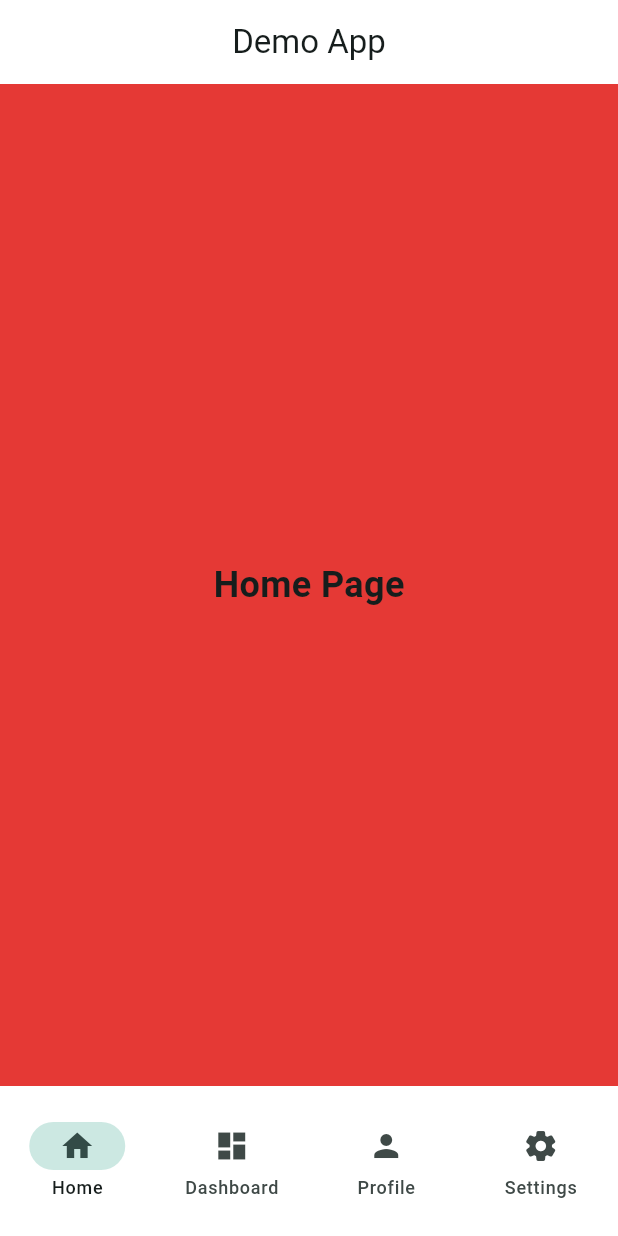
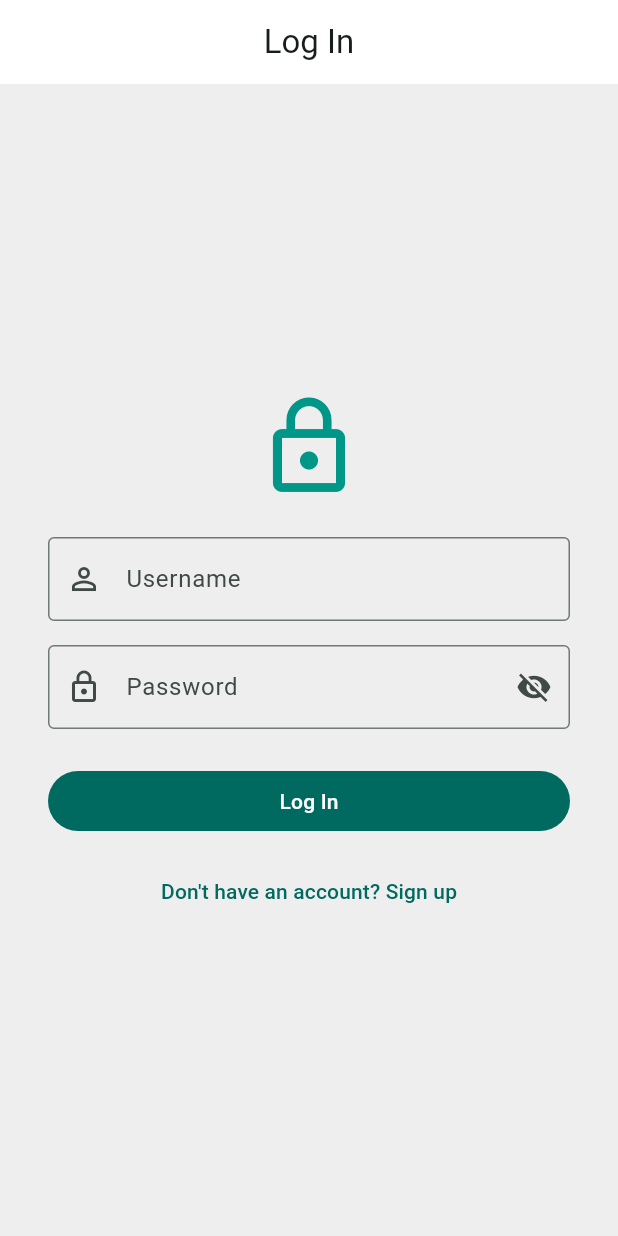
Before and after one commit to Chiuterence/my_app, a Flutter app: the screen it shows after launch, on a phone screen of 412 x 824 dp. Run offline on Flutter 3.47's test engine with Material 3 defaults, Android fonts, the phone set to English and light mode, and no system bars; our stand-ins replace sqflite; accounts and stored records are empty.

Commit message:
Add signup and authentication with SQLite backend
Co-authored-by: AndrewManHayChiu <9050640+AndrewManHayChiu@users.noreply.github.com>

```diff
--- /dev/null
+++ b/lib/Pages/login_page.dart
@@ -0,0 +1,159 @@
+import 'package:flutter/material.dart';
+import '../services/auth_service.dart';
+import 'signup_page.dart';
+
+class LoginPage extends StatefulWidget {
+  final AuthService authService;
+  final void Function(String username) onLogin;
+
+  const LoginPage({
+    super.key,
+    required this.authService,
+    required this.onLogin,
+  });
+
+  @override
+  State<LoginPage> createState() => _LoginPageState();
+}
+
+class _LoginPageState extends State<LoginPage> {
+  final _formKey = GlobalKey<FormState>();
+  final _usernameController = TextEditingController();
+  final _passwordController = TextEditingController();
+
+  bool _loading = false;
+  bool _obscurePassword = true;
+  String? _errorMessage;
+
+  @override
+  void dispose() {
+    _usernameController.dispose();
+    _passwordController.dispose();
+    super.dispose();
+  }
+
+  Future<void> _submit() async {
+    if (!_formKey.currentState!.validate()) return;
+
+    setState(() {
+      _loading = true;
+      _errorMessage = null;
+    });
+
+    final success = await widget.authService.login(
+      _usernameController.text.trim(),
+      _passwordController.text,
+    );
+
+    if (!mounted) return;
+
+    setState(() => _loading = false);
+
+    if (success) {
+      widget.onLogin(_usernameController.text.trim());
+    } else {
+      setState(() => _errorMessage = 'Incorrect username or password');
+    }
+  }
+
+  @override
+  Widget build(BuildContext context) {
+    return Scaffold(
+      appBar: AppBar(
+        title: const Text('Log In'),
+        centerTitle: true,
+        backgroundColor: Colors.white,
+      ),
+      body: Center(
+        child: SingleChildScrollView(
+          padding: const EdgeInsets.symmetric(horizontal: 32, vertical: 24),
+          child: Form(
+            key: _formKey,
+            child: Column(
+              mainAxisSize: MainAxisSize.min,
+              children: [
+                const Icon(Icons.lock_outline, size: 72, color: Colors.teal),
+                const SizedBox(height: 24),
+                TextFormField(
+                  controller: _usernameController,
+                  decoration: const InputDecoration(
+                    labelText: 'Username',
+                    prefixIcon: Icon(Icons.person_outline),
+                    border: OutlineInputBorder(),
+                  ),
+                  textInputAction: TextInputAction.next,
+                  validator: (value) =>
+                      AuthService.validateUsername(value ?? ''),
+                ),
+                const SizedBox(height: 16),
+                TextFormField(
+                  controller: _passwordController,
+                  obscureText: _obscurePassword,
+                  decoration: InputDecoration(
+                    labelText: 'Password',
+                    prefixIcon: const Icon(Icons.lock_outline),
+                    border: const OutlineInputBorder(),
+                    suffixIcon: IconButton(
+                      icon: Icon(_obscurePassword
+                          ? Icons.visibility_off
+                          : Icons.visibility),
+                      onPressed: () =>
+                          setState(() => _obscurePassword = !_obscurePassword),
+                    ),
+                  ),
+                  textInputAction: TextInputAction.done,
+                  onFieldSubmitted: (_) => _submit(),
+                  validator: (value) {
+                    if (value == null || value.isEmpty) {
+                      return 'Please enter your password';
+                    }
+                    return null;
+                  },
+                ),
+                if (_errorMessage != null) ...[
+                  const SizedBox(height: 12),
+                  Text(
+                    _errorMessage!,
+                    style: const TextStyle(color: Colors.red),
+                  ),
+                ],
+                const SizedBox(height: 24),
+                SizedBox(
+                  width: double.infinity,
+                  child: FilledButton(
+                    onPressed: _loading ? null : _submit,
+                    child: _loading
+                        ? const SizedBox(
+                            height: 20,
+                            width: 20,
+                            child: Semantics(
+                              label: 'Logging in',
+                              child: CircularProgressIndicator(strokeWidth: 2),
+                            ),
+                          )
+                        : const Text('Log In'),
+                  ),
+                ),
+                const SizedBox(height: 12),
+                TextButton(
+                  onPressed: () {
+                    Navigator.push(
+                      context,
+                      MaterialPageRoute(
+                        builder: (_) => SignupPage(
+                          authService: widget.authService,
+                          onSignup: widget.onLogin,
+                        ),
+                      ),
+                    );
+                  },
+                  child: const Text("Don't have an account? Sign up"),
+                ),
+              ],
+            ),
+          ),
+        ),
+      ),
+    );
+  }
+}
--- a/lib/app.dart
+++ b/lib/app.dart
@@ -4,8 +4,10 @@ import 'app_bar.dart';
 import 'drawer.dart';
 import 'navigation_bar.dart';
 import 'Pages/dashboard_page.dart';
+import 'Pages/login_page.dart';
 import 'Pages/profile_page.dart';
 import 'Pages/settings_page.dart';
+import 'services/auth_service.dart';
 
 class MyApp extends StatefulWidget {
   const MyApp({super.key});
@@ -16,13 +18,10 @@ class MyApp extends StatefulWidget {
 
 class _MyAppState extends State<MyApp> {
   int _selectedIndex = 0;
+  bool _isAuthenticated = false;
+  String? _loggedInUser;
 
-  // this method updates the new selected index of the navigation bar
-  void _onItemTapped(int index) {
-    setState(() {
-      _selectedIndex = index;
-    });
-  }
+  final AuthService _authService = AuthService();
 
   // the pages we have in our app
   final List _pages = [
@@ -31,6 +30,28 @@ class _MyAppState extends State<MyApp> {
     const ProfilePage(),
     const SettingsPage(),
   ];
+
+  void _onLogin(String username) {
+    setState(() {
+      _isAuthenticated = true;
+      _loggedInUser = username;
+      _selectedIndex = 0;
+    });
+  }
+
+  void _onLogout() {
+    setState(() {
+      _isAuthenticated = false;
+      _loggedInUser = null;
+      _selectedIndex = 0;
+    });
+  }
+
+  @override
+  void dispose() {
+    _authService.close();
+    super.dispose();
+  }
 
   @override
   Widget build(BuildContext context) {
@@ -43,10 +64,13 @@ class _MyAppState extends State<MyApp> {
           surface: Colors.grey[200]!,
         ),
       ),
-
+      home: _isAuthenticated
           // this is the main scaffold of our app, it contains the app bar, drawer, body and navigation bar
-      home: Scaffold(
-        appBar: buildAppBar(),
+          ? Scaffold(
+              appBar: buildAppBar(
+                loggedInUser: _loggedInUser,
+                onLogout: _onLogout,
+              ),
               //drawer: buildDrawer(),
               body: _pages[_selectedIndex],
               bottomNavigationBar: SizedBox(
@@ -55,6 +79,10 @@ class _MyAppState extends State<MyApp> {
                   setState(() => _selectedIndex = index);
                 }),
               ),
+            )
+          : LoginPage(
+              authService: _authService,
+              onLogin: _onLogin,
             ),
     );
   }
--- /dev/null
+++ b/lib/services/auth_service.dart
@@ -0,0 +1,140 @@
+import 'dart:convert';
+import 'dart:math';
+
+import 'package:crypto/crypto.dart';
+import 'package:path/path.dart';
+import 'package:sqflite/sqflite.dart';
+
+/// Handles user signup and login using a local SQLite database.
+/// Passwords are stored as salted SHA-256 hashes.
+class AuthService {
+  Database? _db;
+  final String? _databasePath;
+
+  static const _tableName = 'users';
+
+  /// Creates an [AuthService].
+  ///
+  /// Supply [databasePath] to override the default database location
+  /// (useful in tests, e.g. pass [inMemoryDatabasePath]).
+  AuthService({String? databasePath}) : _databasePath = databasePath;
+
+  Future<Database> get database async {
+    _db ??= await _initDatabase();
+    return _db!;
+  }
+
+  Future<Database> _initDatabase() async {
+    final String path;
+    if (_databasePath != null) {
+      path = _databasePath!;
+    } else {
+      final dbPath = await getDatabasesPath();
+      path = join(dbPath, 'auth.db');
+    }
+    return openDatabase(path, version: 1, onCreate: _onCreate);
+  }
+
+  Future<void> _onCreate(Database db, int version) async {
+    await db.execute('''
+      CREATE TABLE $_tableName (
+        id INTEGER PRIMARY KEY AUTOINCREMENT,
+        username TEXT NOT NULL UNIQUE,
+        password_hash TEXT NOT NULL,
+        salt TEXT NOT NULL
+      )
+    ''');
+  }
+
+  String _generateSalt() {
+    final rng = Random.secure();
+    final bytes = List<int>.generate(16, (_) => rng.nextInt(256));
+    return base64Url.encode(bytes);
+  }
+
+  String _hashPassword(String password, String salt) {
+    final bytes = utf8.encode(password + salt);
+    return sha256.convert(bytes).toString();
+  }
+
+  /// Validates a username.
+  /// Returns an error message, or `null` if valid.
+  static String? validateUsername(String username) {
+    if (username.isEmpty) return 'Username cannot be empty';
+    if (username.length < 3) return 'Username must be at least 3 characters';
+    if (username.length > 30) return 'Username must be at most 30 characters';
+    if (!RegExp(r'^[a-zA-Z0-9_]+$').hasMatch(username)) {
+      return 'Username may only contain letters, numbers, and underscores';
+    }
+    return null;
+  }
+
+  /// Validates a password against standard requirements.
+  /// Returns an error message, or `null` if valid.
+  static String? validatePassword(String password) {
+    if (password.length < 8) return 'Password must be at least 8 characters';
+    if (!RegExp(r'[A-Z]').hasMatch(password)) {
+      return 'Password must contain at least one uppercase letter';
+    }
+    if (!RegExp(r'[a-z]').hasMatch(password)) {
+      return 'Password must contain at least one lowercase letter';
+    }
+    if (!RegExp(r'[0-9]').hasMatch(password)) {
+      return 'Password must contain at least one number';
+    }
+    return null;
+  }
+
+  /// Registers a new user.
+  /// Returns `null` on success, or an error message on failure.
+  Future<String?> signUp(String username, String password) async {
+    final usernameError = validateUsername(username);
+    if (usernameError != null) return usernameError;
+
+    final passwordError = validatePassword(password);
+    if (passwordError != null) return passwordError;
+
+    final db = await database;
+    final salt = _generateSalt();
+    final hash = _hashPassword(password, salt);
+
+    try {
+      await db.insert(_tableName, {
+        'username': username,
+        'password_hash': hash,
+        'salt': salt,
+      });
+      return null;
+    } on DatabaseException catch (e) {
+      if (e.isUniqueConstraintError()) return 'Username already taken';
+      return 'Failed to create account. Please try again.';
+    }
+  }
+
+  /// Returns `true` if the [username] and [password] match a stored account.
+  Future<bool> login(String username, String password) async {
+    final db = await database;
+    final rows = await db.query(
+      _tableName,
+      where: 'username = ?',
+      whereArgs: [username],
+    );
+
+    if (rows.isEmpty) return false;
+
+    final row = rows.first;
+    final salt = row['salt'] as String;
+    final storedHash = row['password_hash'] as String;
+    final hash = _hashPassword(password, salt);
+    return hash == storedHash;
+  }
+
+  /// Closes the underlying database connection.
+  Future<void> close() async {
+    final db = _db;
+    if (db != null) {
+      await db.close();
+      _db = null;
+    }
+  }
+}
--- a/pubspec.yaml
+++ b/pubspec.yaml
@@ -35,6 +35,9 @@ dependencies:
   # Use with the CupertinoIcons class for iOS style icons.
   cupertino_icons: ^1.0.8
   google_nav_bar: ^5.0.1
+  sqflite: ^2.3.0
+  crypto: ^3.0.0
+  path: ^1.9.0
 
 dev_dependencies:
   flutter_test:
@@ -46,6 +49,7 @@ dev_dependencies:
   # package. See that file for information about deactivating specific lint
   # rules and activating additional ones.
   flutter_lints: ^6.0.0
+  sqflite_common_ffi: ^2.3.0
 
 # For information on the generic Dart part of this file, see the
 # following page: https://dart.dev/tools/pub/pubspec
```
Also changed, not shown: lib/Pages/signup_page.dart (added, +176 -0 lines), lib/app_bar.dart (+32 -2 lines), 2 other files. Lines whose indentation alone changed are shown as unchanged.
